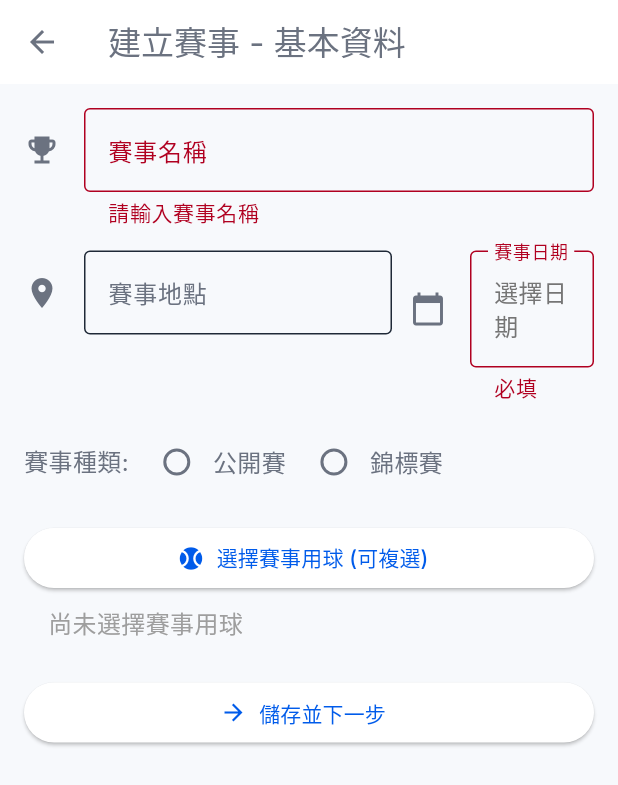
After one commit to BowlingJake/MyBallStorage, a Flutter app: the BasicTournamentInfoPage screen opened directly, after a tap on "儲存並下一步", on a phone screen of 412 x 824 dp. The commit adds this screen. Shown: the top 785 px of the screen. Run offline on Flutter 3.47's test engine with Material 3 defaults, Android fonts, the phone set to English and light mode, and no system bars.

Commit message:
賽事資訊基礎建立

```diff
--- /dev/null
+++ b/lib/views/basic_tournament_info_page.dart
@@ -0,0 +1,282 @@
+import 'package:flutter/material.dart';
+import 'package:intl/intl.dart'; // For date formatting
+import 'my_arsenal_page.dart'; // Import MyArsenalPage
+import 'package:provider/provider.dart'; // Import Provider
+import '../viewmodels/weapon_library_viewmodel.dart'; // Import ViewModel
+import '../models/bowling_ball.dart'; // Import BowlingBall model
+
+// Define an enum for tournament types (can be reused here)
+enum TournamentType { open, championship }
+
+class BasicTournamentInfoPage extends StatefulWidget {
+  const BasicTournamentInfoPage({super.key});
+
+  @override
+  State<BasicTournamentInfoPage> createState() => _BasicTournamentInfoPageState();
+}
+
+class _BasicTournamentInfoPageState extends State<BasicTournamentInfoPage> {
+  final _formKey = GlobalKey<FormState>();
+  final _nameController = TextEditingController();
+  final _locationController = TextEditingController();
+  DateTime? _selectedDate;
+  TournamentType? _selectedTournamentType;
+  List<String> _selectedTournamentBallNames = []; // Store list of names
+
+  @override
+  void dispose() {
+    _nameController.dispose();
+    _locationController.dispose();
+    super.dispose();
+  }
+
+  Future<void> _selectDate(BuildContext context) async {
+    final DateTime? picked = await showDatePicker(
+      context: context,
+      initialDate: _selectedDate ?? DateTime.now(),
+      firstDate: DateTime(2000),
+      lastDate: DateTime(2101),
+    );
+    if (picked != null && picked != _selectedDate) {
+      setState(() {
+        _selectedDate = picked;
+      });
+    }
+  }
+
+  void _saveAndProceed() {
+     FocusScope.of(context).unfocus(); // Dismiss keyboard
+     if (_formKey.currentState!.validate()) {
+        if (_selectedDate == null) {
+           ScaffoldMessenger.of(context).showSnackBar(
+             const SnackBar(content: Text('請選擇賽事日期')),
+           );
+           return;
+        }
+        if (_selectedTournamentType == null) {
+           ScaffoldMessenger.of(context).showSnackBar(
+             const SnackBar(content: Text('請選擇賽事種類')),
+           );
+           return;
+        }
+        // Update validation for selected balls list
+        if (_selectedTournamentBallNames.isEmpty) {
+           ScaffoldMessenger.of(context).showSnackBar(
+             const SnackBar(content: Text('請選擇至少一顆賽事用球')),
+           );
+           return;
+        }
+
+        // Data is valid, print it for now
+        final name = _nameController.text;
+        final location = _locationController.text;
+        final date = _selectedDate!;
+        final type = _selectedTournamentType!;
+        final ballNames = _selectedTournamentBallNames; // Get the list
+
+        print('--- 賽事基本資料 ---');
+        print('名稱: $name');
+        print('地點: $location');
+        print('日期: ${DateFormat('yyyy-MM-dd').format(date)}');
+        print('種類: ${type == TournamentType.open ? '公開賽' : '錦標賽'}');
+        print('選用球: ${ballNames.join(', ')}'); // Print selected ball names
+        print('------------------');
+
+        // TODO: Navigate to the next page based on type, passing the data
+        ScaffoldMessenger.of(context).showSnackBar(
+          SnackBar(content: Text('基本資料已儲存 (下一步待實作: ${type == TournamentType.open ? '公開賽' : '錦標賽'} 細節頁面)')),
+        );
+     }
+  }
+
+  // --- Helper: Build Small Ball Card ---
+  Widget _buildSmallBallCard(BuildContext context, BowlingBall ball) {
+    // Simplified card representation
+    return Card(
+      elevation: 2,
+      margin: const EdgeInsets.only(right: 8.0, bottom: 8.0),
+      child: Padding(
+        padding: const EdgeInsets.all(8.0),
+        child: Column(
+          mainAxisSize: MainAxisSize.min, // Keep column tight
+          children: [
+            // Placeholder for image
+            Container(
+              width: 50, height: 50,
+              decoration: BoxDecoration(
+                color: Colors.grey[300],
+                borderRadius: BorderRadius.circular(4),
+              ),
+              child: const Icon(Icons.sports_baseball_outlined, size: 30, color: Colors.white70),
+            ),
+            const SizedBox(height: 4),
+            Text(ball.ball, style: const TextStyle(fontSize: 12), maxLines: 1, overflow: TextOverflow.ellipsis),
+            Text(ball.brand, style: const TextStyle(fontSize: 10, color: Colors.grey), maxLines: 1, overflow: TextOverflow.ellipsis),
+          ],
+        ),
+      ),
+    );
+  }
+
+  @override
+  Widget build(BuildContext context) {
+    // Access the ViewModel to get ball objects from names
+    final viewModel = context.watch<WeaponLibraryViewModel>();
+    // Find the actual BowlingBall objects based on selected names
+    final List<BowlingBall> selectedBalls = _selectedTournamentBallNames
+        .map((name) => viewModel.getBallByName(name)) // Assuming getBallByName exists
+        .where((ball) => ball != null) // Filter out any nulls (shouldn't happen ideally)
+        .cast<BowlingBall>()
+        .toList();
+
+    return Scaffold(
+      appBar: AppBar(
+        title: const Text('建立賽事 - 基本資料'),
+      ),
+      body: Form(
+        key: _formKey,
+        child: ListView(
+          padding: const EdgeInsets.all(16.0),
+          children: <Widget>[
+            // 賽事名稱
+            TextFormField(
+              controller: _nameController,
+              decoration: const InputDecoration(
+                labelText: '賽事名稱',
+                icon: Icon(Icons.emoji_events),
+                border: OutlineInputBorder(),
+              ),
+              validator: (value) {
+                if (value == null || value.isEmpty) {
+                  return '請輸入賽事名稱';
+                }
+                return null;
+              },
+            ),
+            const SizedBox(height: 16),
+
+            // Location and Date Row
+            Row(
+              crossAxisAlignment: CrossAxisAlignment.start,
+              children: [
+                // 賽事地點
+                Expanded(
+                  flex: 2,
+                  child: TextFormField(
+                    controller: _locationController,
+                    decoration: const InputDecoration(
+                      labelText: '賽事地點',
+                      icon: Icon(Icons.location_on),
+                      border: OutlineInputBorder(),
+                    ),
+                    // Optional validator
+                  ),
+                ),
+                const SizedBox(width: 12),
+                // 賽事日期選擇器
+                Expanded(
+                  flex: 1,
+                  child: InkWell(
+                    onTap: () => _selectDate(context),
+                    child: InputDecorator(
+                      decoration: InputDecoration(
+                        labelText: '賽事日期',
+                        icon: const Icon(Icons.calendar_today),
+                        border: const OutlineInputBorder(),
+                        errorText: _selectedDate == null && _formKey.currentState?.validate() == false ? '必填' : null, // Basic indicator
+                      ),
+                      child: Text(
+                        _selectedDate == null
+                            ? '選擇日期'
+                            : DateFormat('yyyy-MM-dd').format(_selectedDate!),
+                        style: TextStyle(
+                          color: _selectedDate == null ? Colors.grey[600] : null,
+                        ),
+                      ),
+                    ),
+                  ),
+                ),
+              ],
+            ),
+            const SizedBox(height: 16),
+
+            // Tournament Type Selection
+            Row(
+              children: <Widget>[
+                const Text('賽事種類:', style: TextStyle(fontSize: 16)),
+                const SizedBox(width: 8),
+                Radio<TournamentType?>(
+                  value: TournamentType.open,
+                  groupValue: _selectedTournamentType,
+                  onChanged: (TournamentType? value) {
+                    setState(() {
+                      _selectedTournamentType = value;
+                    });
+                  },
+                ),
+                const Text('公開賽'),
+                const SizedBox(width: 8),
+                Radio<TournamentType?>(
+                  value: TournamentType.championship,
+                  groupValue: _selectedTournamentType,
+                  onChanged: (TournamentType? value) {
+                    setState(() {
+                      _selectedTournamentType = value;
+                    });
+                  },
+                ),
+                const Text('錦標賽'),
+              ],
+            ),
+            const SizedBox(height: 16),
+
+            // Ball Selection Button
+            ElevatedButton.icon(
+              icon: const Icon(Icons.sports_baseball),
+              label: const Text('選擇賽事用球 (可複選)'), // Updated label
+              onPressed: () async {
+                  // Expect a List<String> now
+                  final selectedNames = await Navigator.push<List<String>?>(
+                      context,
+                      MaterialPageRoute(
+                          builder: (context) => const MyArsenalPage(isSelectionMode: true),
+                      ),
+                  );
+                  if (selectedNames != null) {
+                      setState(() {
+                          _selectedTournamentBallNames = selectedNames;
+                      });
+                  }
+              },
+            ),
+            const SizedBox(height: 8),
+            // Display selected ball cards
+            if (selectedBalls.isNotEmpty)
+              Padding(
+                padding: const EdgeInsets.only(left: 0.0), // No indent needed for Wrap
+                child: Wrap( // Use Wrap to display cards horizontally
+                   spacing: 8.0, // Horizontal space between cards
+                   runSpacing: 4.0, // Vertical space between lines
+                   children: selectedBalls.map((ball) => _buildSmallBallCard(context, ball)).toList(),
+                )
+              )
+            else
+              Padding(
+                 padding: const EdgeInsets.only(left: 16.0),
+                 child: const Text('尚未選擇賽事用球', style: TextStyle(color: Colors.grey)),
+              ),
+
+            const SizedBox(height: 24),
+
+            // Save Button
+            ElevatedButton.icon(
+               icon: const Icon(Icons.arrow_forward),
+               label: const Text('儲存並下一步'),
+               onPressed: _saveAndProceed,
+            )
+          ],
+        ),
+      ),
+    );
+  }
+}
--- a/lib/views/main_page.dart
+++ b/lib/views/main_page.dart
@@ -1,6 +1,6 @@
 import 'package:flutter/material.dart';
 import 'weapon_library_home_page.dart';
-import 'match_record_page.dart';
+import 'tournament_record_page.dart';
 import 'analytics_page.dart';
 import 'settings_page.dart';
 
@@ -16,7 +16,7 @@ class _MainPageState extends State<MainPage> {
 
   final List<Widget> _pages = const [
     WeaponLibraryHomePage(),
-    MatchRecordPage(),
+    TournamentRecordPage(),
     AnalyticsPage(),
     SettingsPage(),
   ];
--- /dev/null
+++ b/lib/views/tournament_record_page.dart
@@ -0,0 +1,29 @@
+import 'package:flutter/material.dart';
+// Import the new page for basic info
+import 'basic_tournament_info_page.dart'; // Import the new page
+
+// Define enum for dialog result (REMOVED)
+// enum AddRecordType { open, championship }
+
+class TournamentRecordPage extends StatelessWidget {
+  const TournamentRecordPage({super.key});
+
+  @override
+  Widget build(BuildContext context) {
+    return Scaffold(
+      appBar: AppBar(title: const Text('賽事記錄')), // Renamed AppBar slightly
+      body: const Center(child: Text('這裡是賽事記錄頁 - 尚未有紀錄')), // Renamed body text slightly
+      floatingActionButton: FloatingActionButton.extended(
+        onPressed: () {
+          // Directly navigate to the basic info page
+          Navigator.push(
+            context,
+            MaterialPageRoute(builder: (context) => const BasicTournamentInfoPage()),
+          );
+        },
+        label: const Text('建立賽事'), // Renamed button label
+        icon: const Icon(Icons.add),
+      ),
+    );
+  }
+}
```
Also changed, not shown: lib/viewmodels/weapon_library_viewmodel.dart (+20 -0 lines), lib/views/add_match_record_page.dart (deleted, +0 -151 lines), lib/views/match_record_page.dart (deleted, +0 -25 lines), lib/views/my_arsenal_page.dart (+86 -36 lines).
